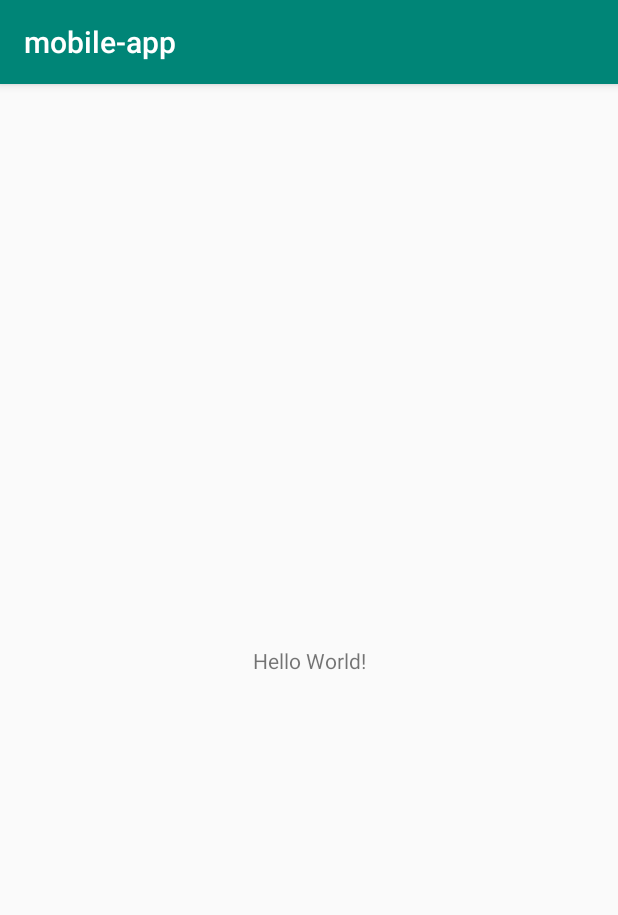
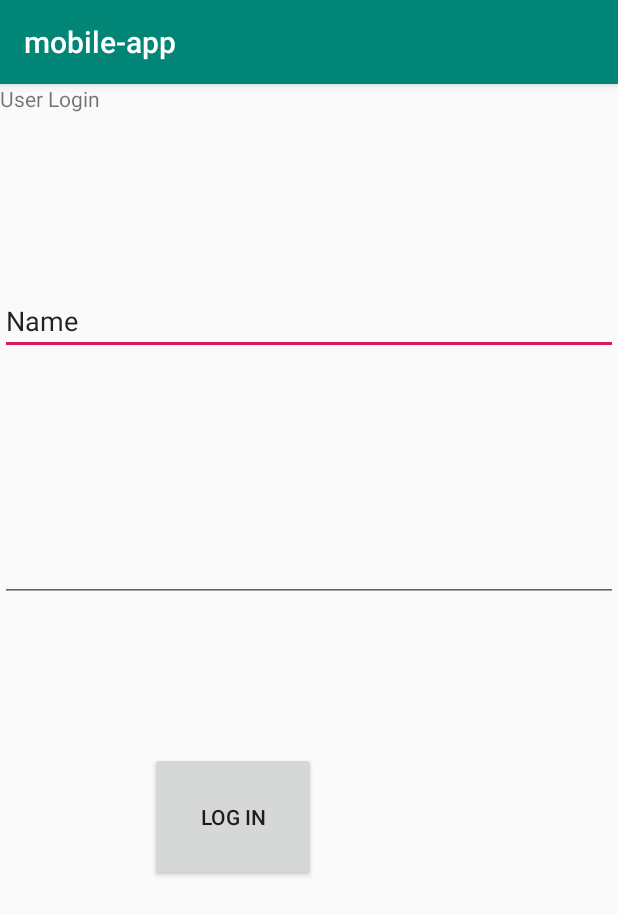
Before and after one commit to DayaKathir/mobile-app, an Android app: the screen it shows after launch (MainActivity), on a phone screen of 412 x 824 dp. Shown: the top 915 px of the screen. Run offline under Robolectric (Android 15) with nearby library versions, the phone set to English and light mode, and no system bars.

Commit message:
login ui

```diff
--- a/app/src/main/res/layout/activity_main.xml
+++ b/app/src/main/res/layout/activity_main.xml
@@ -1,18 +1,51 @@
 <?xml version="1.0" encoding="utf-8"?>
-<android.support.constraint.ConstraintLayout xmlns:android="http://schemas.android.com/apk/res/android"
+<RelativeLayout xmlns:android="http://schemas.android.com/apk/res/android"
     xmlns:app="http://schemas.android.com/apk/res-auto"
     xmlns:tools="http://schemas.android.com/tools"
     android:layout_width="match_parent"
     android:layout_height="match_parent"
-    tools:context=".MainActivity">
+    tools:context=".MainActivity"
+    android:orientation="vertical">
+
 
     <TextView
+        android:id="@+id/textView"
+        android:layout_width="match_parent"
+        android:layout_height="wrap_content"
+        android:text="User Login"
+        tools:layout_editor_absoluteX="176dp"
+        tools:layout_editor_absoluteY="152dp" />
+
+
+    <EditText
+        android:id="@+id/editText"
+        android:layout_width="match_parent"
+        android:layout_height="wrap_content"
+        android:layout_below="@id/textView"
+        android:layout_marginTop="116dp"
+        android:ems="10"
+        android:inputType="textPersonName"
+        android:text="Name" />
+
+
+    <EditText
+        android:id="@+id/editText3"
+        android:layout_width="match_parent"
+        android:layout_height="wrap_content"
+        android:layout_below="@id/editText"
+        android:layout_marginTop="119dp"
+        android:ems="10"
+        android:inputType="textPassword" />
+
+    <Button
+        android:id="@+id/button"
         android:layout_width="wrap_content"
         android:layout_height="wrap_content"
-        android:text="Hello World!"
-        app:layout_constraintBottom_toBottomOf="parent"
-        app:layout_constraintLeft_toLeftOf="parent"
-        app:layout_constraintRight_toRightOf="parent"
-        app:layout_constraintTop_toTopOf="parent" />
-
-</android.support.constraint.ConstraintLayout>
+        android:layout_below="@id/editText3"
+        android:layout_marginTop="144dp"
+        android:text="Log In"
+        tools:layout_editor_absoluteX="161dp"
+        tools:layout_editor_absoluteY="370dp"
+        android:padding="50px"
+        android:layout_margin="100dp"/>
+</RelativeLayout>
```
Also changed, not shown: 3 other files.
